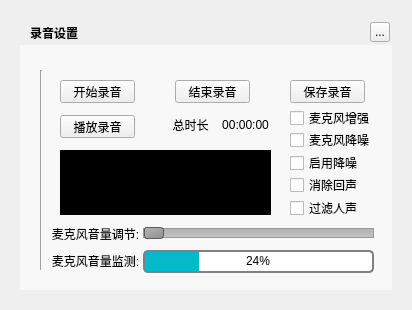
Old version of the form musicUi/musicToolsetswidget/musicaudiorecorderwidget.ui in the repository Greedysky/TTKMusicPlayer.
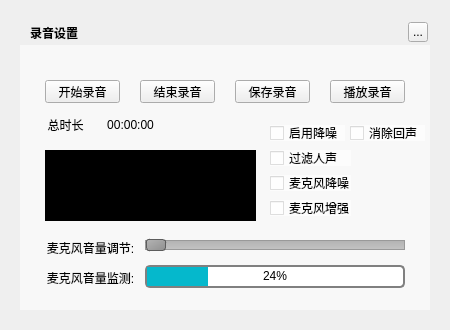
New version of the form.

Commit message: optimized music audio record widget[312654]

The edit to the form file:
```diff
--- a/musicUi/musicToolsetswidget/musicaudiorecorderwidget.ui
+++ b/musicUi/musicToolsetswidget/musicaudiorecorderwidget.ui
@@ -6,8 +6,8 @@
    <rect>
     <x>0</x>
     <y>0</y>
-    <width>412</width>
-    <height>310</height>
+    <width>450</width>
+    <height>330</height>
    </rect>
   </property>
   <property name="windowTitle">
@@ -18,8 +18,8 @@
     <rect>
      <x>20</x>
      <y>20</y>
-     <width>372</width>
-     <height>270</height>
+     <width>410</width>
+     <height>290</height>
     </rect>
    </property>
    <property name="text">
@@ -45,7 +45,7 @@
   <widget class="QToolButton" name="topTitleCloseButton">
    <property name="geometry">
     <rect>
-     <x>370</x>
+     <x>408</x>
      <y>22</y>
      <width>20</width>
      <height>20</height>
@@ -58,7 +58,7 @@
   <widget class="QPushButton" name="startButton">
    <property name="geometry">
     <rect>
-     <x>60</x>
+     <x>45</x>
      <y>80</y>
      <width>75</width>
      <height>23</height>
@@ -71,7 +71,7 @@
   <widget class="QPushButton" name="stopButton">
    <property name="geometry">
     <rect>
-     <x>175</x>
+     <x>140</x>
      <y>80</y>
      <width>75</width>
      <height>23</height>
@@ -84,8 +84,8 @@
   <widget class="QPushButton" name="playButton">
    <property name="geometry">
     <rect>
-     <x>60</x>
-     <y>115</y>
+     <x>330</x>
+     <y>80</y>
      <width>75</width>
      <height>23</height>
     </rect>
@@ -97,7 +97,7 @@
   <widget class="QLabel" name="label">
    <property name="geometry">
     <rect>
-     <x>170</x>
+     <x>45</x>
      <y>117</y>
      <width>41</width>
      <height>16</height>
@@ -113,7 +113,7 @@
   <widget class="QLabel" name="timer">
    <property name="geometry">
     <rect>
-     <x>215</x>
+     <x>100</x>
      <y>117</y>
      <width>61</width>
      <height>16</height>
@@ -126,65 +126,13 @@
     <set>Qt::AlignCenter</set>
    </property>
   </widget>
-  <widget class="QCheckBox" name="checkBox">
-   <property name="geometry">
-    <rect>
-     <x>290</x>
-     <y>110</y>
-     <width>81</width>
-     <height>16</height>
-    </rect>
-   </property>
-   <property name="text">
-    <string>麦克风增强</string>
-   </property>
-  </widget>
-  <widget class="QCheckBox" name="checkBox_2">
-   <property name="geometry">
-    <rect>
-     <x>290</x>
-     <y>132</y>
-     <width>81</width>
-     <height>16</height>
-    </rect>
-   </property>
-   <property name="text">
-    <string>麦克风降噪</string>
-   </property>
-  </widget>
-  <widget class="QCheckBox" name="checkBox_3">
-   <property name="geometry">
-    <rect>
-     <x>290</x>
-     <y>155</y>
-     <width>81</width>
-     <height>16</height>
-    </rect>
-   </property>
-   <property name="text">
-    <string>启用降噪</string>
-   </property>
-  </widget>
-  <widget class="QCheckBox" name="checkBox_4">
-   <property name="geometry">
-    <rect>
-     <x>290</x>
-     <y>177</y>
-     <width>81</width>
-     <height>16</height>
-    </rect>
-   </property>
-   <property name="text">
-    <string>消除回声</string>
-   </property>
-  </widget>
   <widget class="QLabel" name="timer_2">
    <property name="geometry">
     <rect>
-     <x>60</x>
+     <x>45</x>
      <y>150</y>
      <width>211</width>
-     <height>65</height>
+     <height>71</height>
     </rect>
    </property>
    <property name="styleSheet">
@@ -194,38 +142,12 @@
     <set>Qt::AlignCenter</set>
    </property>
   </widget>
-  <widget class="QCheckBox" name="checkBox_5">
-   <property name="geometry">
-    <rect>
-     <x>290</x>
-     <y>200</y>
-     <width>81</width>
-     <height>16</height>
-    </rect>
-   </property>
-   <property name="text">
-    <string>过滤人声</string>
-   </property>
-  </widget>
-  <widget class="Line" name="line">
-   <property name="geometry">
-    <rect>
-     <x>40</x>
-     <y>70</y>
-     <width>3</width>
-     <height>200</height>
-    </rect>
-   </property>
-   <property name="orientation">
-    <enum>Qt::Vertical</enum>
-   </property>
-  </widget>
   <widget class="QSlider" name="horizontalSlider">
    <property name="geometry">
     <rect>
-     <x>143</x>
-     <y>223</y>
-     <width>231</width>
+     <x>145</x>
+     <y>235</y>
+     <width>260</width>
      <height>20</height>
     </rect>
    </property>
@@ -252,9 +174,9 @@
   <widget class="QProgressBar" name="progress">
    <property name="geometry">
     <rect>
-     <x>143</x>
-     <y>250</y>
-     <width>231</width>
+     <x>145</x>
+     <y>265</y>
+     <width>260</width>
      <height>23</height>
     </rect>
    </property>
@@ -278,7 +200,7 @@
   <widget class="QPushButton" name="saveButton">
    <property name="geometry">
     <rect>
-     <x>290</x>
+     <x>235</x>
      <y>80</y>
      <width>75</width>
      <height>23</height>
@@ -291,8 +213,8 @@
   <widget class="QLabel" name="label_2">
    <property name="geometry">
     <rect>
-     <x>50</x>
-     <y>226</y>
+     <x>45</x>
+     <y>240</y>
      <width>91</width>
      <height>15</height>
     </rect>
@@ -307,8 +229,8 @@
   <widget class="QLabel" name="label_3">
    <property name="geometry">
     <rect>
-     <x>50</x>
-     <y>253</y>
+     <x>45</x>
+     <y>270</y>
      <width>91</width>
      <height>15</height>
     </rect>
@@ -325,13 +247,78 @@
     <rect>
      <x>20</x>
      <y>45</y>
-     <width>372</width>
-     <height>245</height>
+     <width>410</width>
+     <height>265</height>
     </rect>
    </property>
    <property name="styleSheet">
     <string notr="true">background:rgba(255,255,255,150)</string>
    </property>
+   <widget class="QCheckBox" name="checkBox">
+    <property name="geometry">
+     <rect>
+      <x>250</x>
+      <y>155</y>
+      <width>81</width>
+      <height>16</height>
+     </rect>
+    </property>
+    <property name="text">
+     <string>麦克风增强</string>
+    </property>
+   </widget>
+   <widget class="QCheckBox" name="checkBox_2">
+    <property name="geometry">
+     <rect>
+      <x>250</x>
+      <y>130</y>
+      <width>81</width>
+      <height>16</height>
+     </rect>
+    </property>
+    <property name="text">
+     <string>麦克风降噪</string>
+    </property>
+   </widget>
+   <widget class="QCheckBox" name="checkBox_3">
+    <property name="geometry">
+     <rect>
+      <x>250</x>
+      <y>80</y>
+      <width>75</width>
+      <height>16</height>
+     </rect>
+    </property>
+    <property name="text">
+     <string>启用降噪</string>
+    </property>
+   </widget>
+   <widget class="QCheckBox" name="checkBox_4">
+    <property name="geometry">
+     <rect>
+      <x>330</x>
+      <y>80</y>
+      <width>75</width>
+      <height>16</height>
+     </rect>
+    </property>
+    <property name="text">
+     <string>消除回声</string>
+    </property>
+   </widget>
+   <widget class="QCheckBox" name="checkBox_5">
+    <property name="geometry">
+     <rect>
+      <x>250</x>
+      <y>105</y>
+      <width>81</width>
+      <height>16</height>
+     </rect>
+    </property>
+    <property name="text">
+     <string>过滤人声</string>
+    </property>
+   </widget>
   </widget>
   <zorder>background</zorder>
   <zorder>backgroundMask</zorder>
```
Left out of the diff: 6 changed lines with no effect on the pictures.
